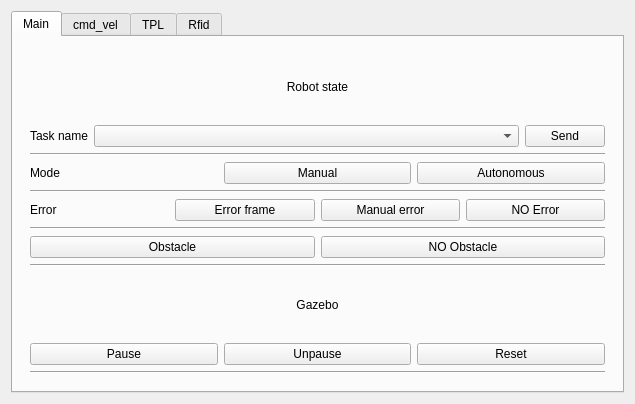
agribot-2-0/agribot_simulation, file scripts/ui/mobile_app_sim.ui: the form before one commit.
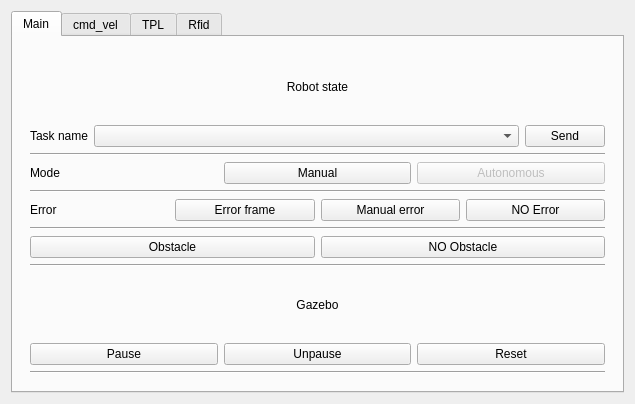
The form after the commit.

Commit message: Disable auto button. Add sending to auto after sending taks name

Diff of the .ui file:
```diff
--- a/scripts/ui/mobile_app_sim.ui
+++ b/scripts/ui/mobile_app_sim.ui
@@ -103,6 +103,9 @@
              </item>
              <item>
               <widget class="QPushButton" name="button_autonomous">
+               <property name="enabled">
+                <bool>false</bool>
+               </property>
                <property name="text">
                 <string>Autonomous</string>
                </property>
```
The commit also changes 1 other file.
